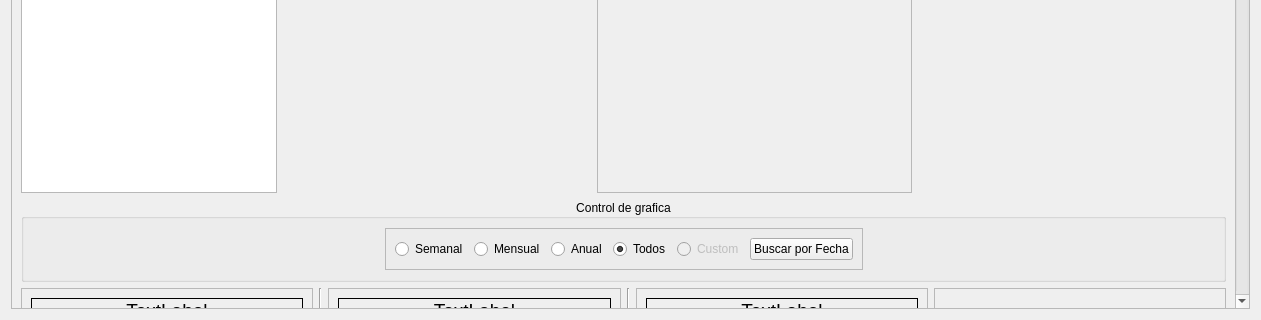
Qt form GUI/resources/rendimiento.ui (Drahness/Parkingson) before a commit; both pictures show x 0 to 1261 and y 478 to 798 of the 1261 by 798 pixel window.
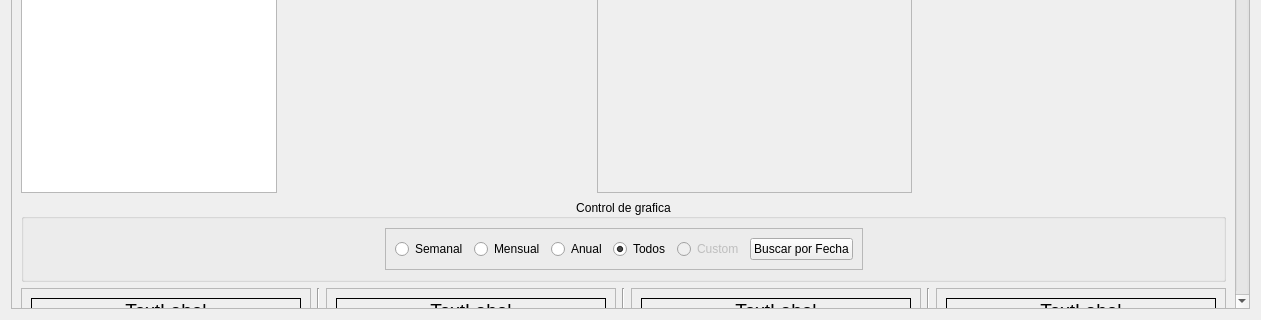
The same form after that commit.

Diff of the .ui file:
```diff
--- a/GUI/resources/rendimiento.ui
+++ b/GUI/resources/rendimiento.ui
@@ -578,6 +578,13 @@
              </layout>
             </widget>
            </item>
+           <item>
+            <widget class="Line" name="line_6">
+             <property name="orientation">
+              <enum>Qt::Vertical</enum>
+             </property>
+            </widget>
+           </item>
            <item>
             <widget class="QFrame" name="frame_7">
              <property name="frameShape">
@@ -588,6 +595,8 @@
              </property>
              <layout class="QVBoxLayout" name="verticalLayout_6">
               <item>
+               <layout class="QVBoxLayout" name="verticalLayout_7">
+                <item>
                <widget class="QLabel" name="title_test_total">
                 <property name="sizePolicy">
                  <sizepolicy hsizetype="Preferred" vsizetype="Maximum">
@@ -606,6 +615,9 @@
                 <property name="frameShape">
                  <enum>QFrame::Box</enum>
                 </property>
+                  <property name="lineWidth">
+                   <number>1</number>
+                  </property>
                 <property name="text">
                  <string>TextLabel</string>
                 </property>
@@ -630,6 +642,15 @@
                 </property>
                </widget>
               </item>
+                <item>
+                 <widget class="QLabel" name="notas_total">
+                  <property name="text">
+                   <string/>
+                  </property>
+                 </widget>
+                </item>
+               </layout>
+              </item>
              </layout>
             </widget>
            </item>
```
Left out of the diff: 7 changed lines with no effect on the pictures. Lines whose indentation alone changed are shown as unchanged.
